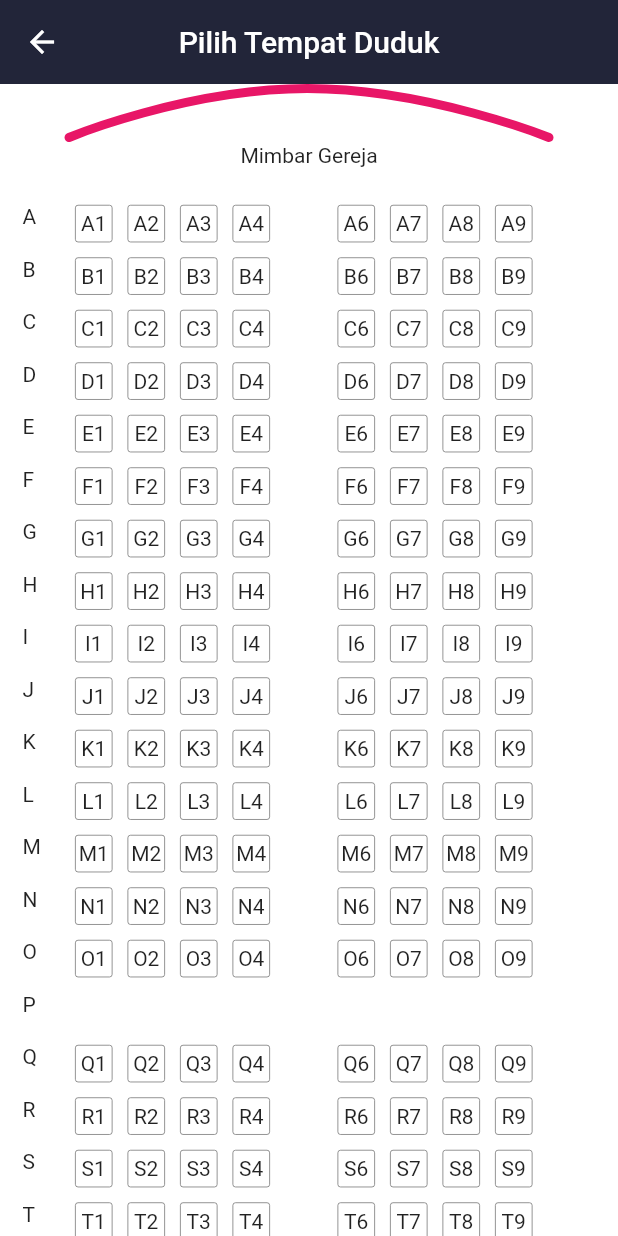
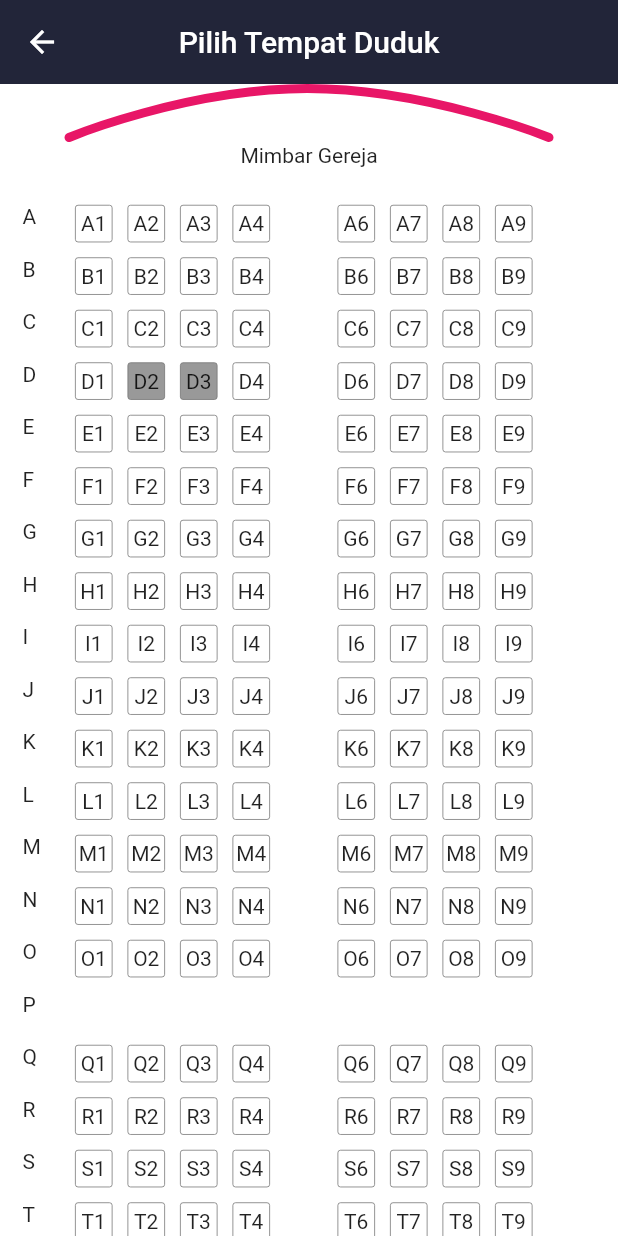
Before and after one commit to vincentsukamto/gky_project, a Flutter app: the SeatIbadah screen opened directly, on a phone screen of 412 x 824 dp. Run offline on Flutter 3.47's test engine with Material 2 defaults, Android fonts, the phone set to English and light mode, and no system bars; our stand-ins replace flutter_svg; network calls fail; Roboto replaces fonts that are missing (Poppins).

Commit message:
print seat

```diff
--- a/lib/pages/seat_ibadah.dart
+++ b/lib/pages/seat_ibadah.dart
@@ -36,6 +36,7 @@ class SeatIbadah extends StatelessWidget {
                           26,
                           (row) {
                             alphabetCounter++;
+                            String rowNo = String.fromCharCode(65 + alphabetCounter);
                             return Wrap(
                               children: List.generate(
                                 10,
@@ -50,6 +51,27 @@ class SeatIbadah extends StatelessWidget {
                                       ),
                                     );
                                   }
+                                  if(seatCounter == 9) {
+                                    seatCounter=0;
+                                  }
+                                  seatCounter++;
+                                  String seatNo = "$seatCounter";
+                                  // untuk buat seat unavailable
+                                  if(col == 2 && row == 3 || col == 3 && row == 3) {
+                                    return Padding(
+                                      padding: const EdgeInsets.all(5.0),
+                                      child: Container(
+                                        height: 25,
+                                        width: 25,
+                                        decoration: BoxDecoration(
+                                          borderRadius: BorderRadius.circular(2.0),
+                                          color: Color.fromARGB(255, 153, 153, 153),
+                                          border: Border.all(width: .5, color: const Color(0xff707070))
+                                        ),
+                                        child: Center(child: Text(String.fromCharCode(65 + alphabetCounter)+"$col")),
+                                      )
+                                    );
+                                  }
                                   // untuk buat gap
                                   if((col == 5 || col == 5) || (row == 15 || row == 15)) {
                                     return Padding(
@@ -60,9 +82,12 @@ class SeatIbadah extends StatelessWidget {
                                       ),
                                     );
                                   }
-                                  seatCounter++;
                                   return Padding(
                                     padding: const EdgeInsets.all(5.0),
+                                    child: GestureDetector (
+                                      onTap: () {
+                                        print("$rowNo$seatNo");
+                                      },
                                       child: Container(
                                         height: 25,
                                         width: 25,
@@ -73,6 +98,7 @@ class SeatIbadah extends StatelessWidget {
                                         ),
                                         child: Center(child: Text(String.fromCharCode(65 + alphabetCounter)+"$col")),
                                       )
+                                    ),
                                   );
                                 }
                               ),
```
Lines whose indentation alone changed are shown as unchanged.
